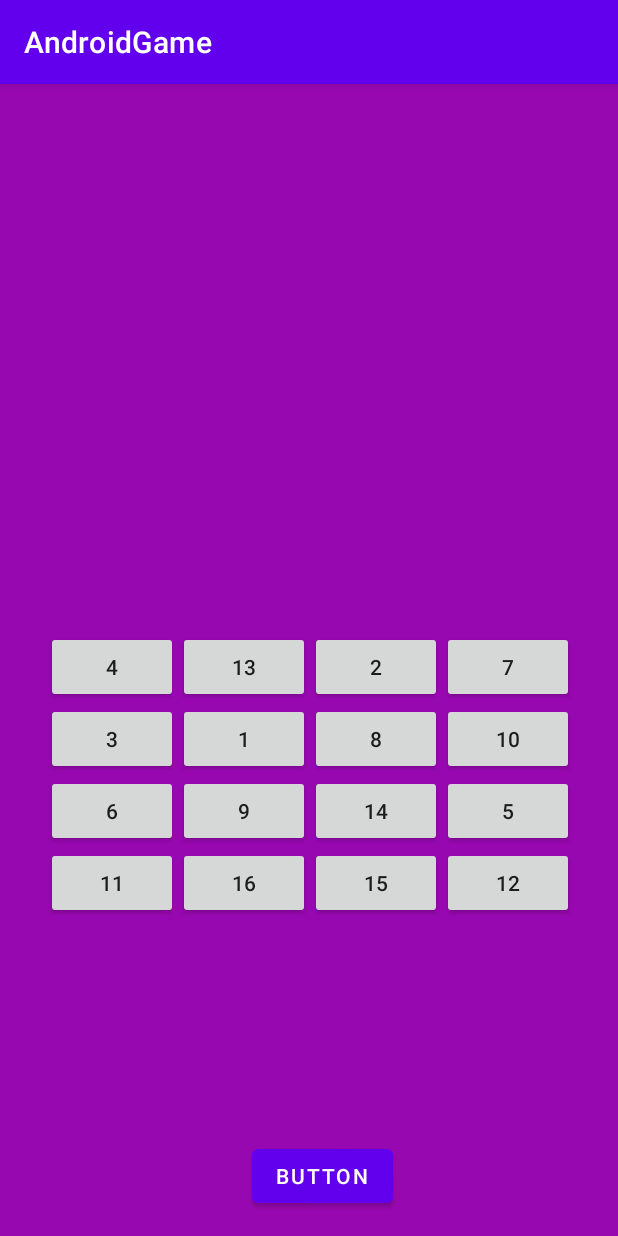
After one commit to Eg0r4ik77/Brain-Dash, an Android app: the SchulteTableGame screen opened directly, with no data from a screen before it, on a phone screen of 412 x 824 dp. The commit adds this screen. Run offline under Robolectric (Android 15) with nearby library versions, the phone set to English and light mode, and no system bars.

Commit message:
start working with Schulte table game

```diff
--- a/app/src/main/AndroidManifest.xml
+++ b/app/src/main/AndroidManifest.xml
@@ -10,7 +10,10 @@
         android:supportsRtl="true"
         android:theme="@style/Theme.AndroidGame" >
         <activity
-            android:name=".mainmenu.games.calculationsmodegames.calculateexpressiongame.CalculateExpressionGame"
+            android:name=".mainmenu.games.shultetablegame.SchulteTableGame"
+            android:exported="false" />
+        <activity
+            android:name=".mainmenu.games.calculateexpressiongame.CalculateExpressionGame"
             android:exported="false" />
         <activity
             android:name=".mainmenu.MainMenu"
--- a/app/src/main/java/com/example/androidgame/gamecontrollers/gamecomlicators/CalculateExpressionGameComplicator.java
+++ b/app/src/main/java/com/example/androidgame/gamecontrollers/gamecomlicators/CalculateExpressionGameComplicator.java
@@ -1,6 +1,6 @@
 package com.example.androidgame.gamecontrollers.gamecomlicators;
 
-import com.example.androidgame.mainmenu.games.calculationsmodegames.calculateexpressiongame.Expression;
+import com.example.androidgame.mainmenu.games.calculateexpressiongame.Expression;
 
 public class CalculateExpressionGameComplicator extends GameComplicator {
 
--- a/app/src/main/java/com/example/androidgame/mainmenu/games/calculationsmodegames/calculateexpressiongame/GameOverFragment.java
+++ b/app/src/main/java/com/example/androidgame/mainmenu/games/GameOverFragment.java
@@ -1,4 +1,4 @@
-package com.example.androidgame.mainmenu.games.calculationsmodegames.calculateexpressiongame;
+package com.example.androidgame.mainmenu.games;
 
 import android.content.Intent;
 import android.os.Bundle;
--- a/app/src/main/java/com/example/androidgame/mainmenu/games/calculationsmodegames/calculateexpressiongame/CalculateExpressionGame.java
+++ b/app/src/main/java/com/example/androidgame/mainmenu/games/calculateexpressiongame/CalculateExpressionGame.java
@@ -1,4 +1,4 @@
-package com.example.androidgame.mainmenu.games.calculationsmodegames.calculateexpressiongame;
+package com.example.androidgame.mainmenu.games.calculateexpressiongame;
 
 import androidx.appcompat.app.AppCompatActivity;
 import androidx.fragment.app.FragmentTransaction;
@@ -13,6 +13,7 @@ import android.widget.TextView;
 import com.example.androidgame.R;
 import com.example.androidgame.gamecontrollers.gamecomlicators.CalculateExpressionGameComplicator;
 import com.example.androidgame.gamecontrollers.Timer;
+import com.example.androidgame.mainmenu.games.GameOverFragment;
 
 public class CalculateExpressionGame extends AppCompatActivity {
 
--- a/app/src/main/java/com/example/androidgame/mainmenu/games/calculationsmodegames/calculateexpressiongame/Expression.java
+++ b/app/src/main/java/com/example/androidgame/mainmenu/games/calculateexpressiongame/Expression.java
@@ -1,4 +1,4 @@
-package com.example.androidgame.mainmenu.games.calculationsmodegames.calculateexpressiongame;
+package com.example.androidgame.mainmenu.games.calculateexpressiongame;
 
 import java.util.HashMap;
 import java.util.Map;
--- a/app/src/main/java/com/example/androidgame/mainmenu/games/calculationsmodegames/calculateexpressiongame/Operand.java
+++ b/app/src/main/java/com/example/androidgame/mainmenu/games/calculateexpressiongame/Operand.java
@@ -1,4 +1,4 @@
-package com.example.androidgame.mainmenu.games.calculationsmodegames.calculateexpressiongame;
+package com.example.androidgame.mainmenu.games.calculateexpressiongame;
 
 public class Operand {
 
--- /dev/null
+++ b/app/src/main/java/com/example/androidgame/mainmenu/games/calculateexpressiongame/Operation.java
@@ -0,0 +1,6 @@
+package com.example.androidgame.mainmenu.games.calculateexpressiongame;
+
+public enum Operation {
+    ADDITION,
+    SUBTRACTION
+}
--- a/app/src/main/java/com/example/androidgame/mainmenu/games/calculationsmodegames/calculateexpressiongame/Operation.java
+++ /dev/null
@@ -1,6 +0,0 @@
-package com.example.androidgame.mainmenu.games.calculationsmodegames.calculateexpressiongame;
-
-public enum Operation {
-    ADDITION,
-    SUBTRACTION
-}
--- /dev/null
+++ b/app/src/main/java/com/example/androidgame/mainmenu/games/shultetablegame/SchulteTable.java
@@ -0,0 +1,46 @@
+package com.example.androidgame.mainmenu.games.shultetablegame;
+
+import android.text.Layout;
+import android.util.Log;
+import android.widget.Button;
+import android.widget.FrameLayout;
+import android.widget.LinearLayout;
+import android.widget.TableLayout;
+import android.widget.TableRow;
+
+import androidx.constraintlayout.widget.ConstraintLayout;
+
+import java.util.ArrayList;
+import java.util.Collections;
+import java.util.List;
+import java.util.Random;
+
+public class SchulteTable {
+
+    private Button[][] table;
+
+    private int size;
+
+    public void generate(TableLayout layout){
+        size = (int)(Math.random()*2+2.9);
+        int number = 0;
+        table = new Button[size][size];
+
+        List<Integer> solution = new ArrayList<>();
+        for (int i = 1; i <= size*size; i++) {
+            solution.add(i);
+        }
+        Collections.shuffle(solution);
+
+        for (int i=0; i < size; i++) {
+            TableRow row = new TableRow(layout.getContext());
+            for (int j=0; j < size; j++) {
+                table[i][j] = new Button(layout.getContext());
+
+                table[i][j].setText(String.valueOf(solution.get(number++)));
+                row.addView(table[i][j]);
+            }
+            layout.addView(row);
+        }
+    }
+}
--- /dev/null
+++ b/app/src/main/java/com/example/androidgame/mainmenu/games/shultetablegame/SchulteTableGame.java
@@ -0,0 +1,37 @@
+package com.example.androidgame.mainmenu.games.shultetablegame;
+
+import androidx.appcompat.app.AppCompatActivity;
+import androidx.constraintlayout.widget.ConstraintLayout;
+
+import com.example.androidgame.R;
+import com.google.android.material.tabs.TabLayout;
+
+import android.content.Intent;
+import android.os.Bundle;
+import android.widget.Button;
+import android.widget.TableLayout;
+
+public class SchulteTableGame extends AppCompatActivity {
+
+    SchulteTable schulteTable = new SchulteTable();
+    TableLayout tableLayout;
+
+    Button button;
+
+
+    @Override
+    protected void onCreate(Bundle savedInstanceState) {
+        super.onCreate(savedInstanceState);
+        setContentView(R.layout.activity_schulte_table_game);
+
+        button = findViewById(R.id.generate_schulte_table);
+        button.setOnClickListener(v -> {
+
+            startActivity(new Intent(getBaseContext(), SchulteTableGame.class));
+
+        });
+
+        tableLayout = findViewById(R.id.schulte_table_place);
+        schulteTable.generate(tableLayout);
+    }
+}
--- a/app/src/main/res/layout/activity_calculate_expression_game.xml
+++ b/app/src/main/res/layout/activity_calculate_expression_game.xml
@@ -4,7 +4,7 @@
     xmlns:tools="http://schemas.android.com/tools"
     android:layout_width="match_parent"
     android:layout_height="match_parent"
-    tools:context=".mainmenu.games.calculationsmodegames.calculateexpressiongame.CalculateExpressionGame"
+    tools:context=".mainmenu.games.calculateexpressiongame.CalculateExpressionGame"
     android:background="@color/purple">
 
     <LinearLayout
--- /dev/null
+++ b/app/src/main/res/layout/activity_schulte_table_game.xml
@@ -0,0 +1,31 @@
+<?xml version="1.0" encoding="utf-8"?>
+<androidx.constraintlayout.widget.ConstraintLayout xmlns:android="http://schemas.android.com/apk/res/android"
+    xmlns:app="http://schemas.android.com/apk/res-auto"
+    xmlns:tools="http://schemas.android.com/tools"
+    android:layout_width="match_parent"
+    android:layout_height="match_parent"
+    android:background="@color/purple"
+    tools:context=".mainmenu.games.shultetablegame.SchulteTableGame">
+
+    <TableLayout
+        android:id="@+id/schulte_table_place"
+        android:layout_width="wrap_content"
+        android:layout_height="259dp"
+        android:layout_marginStart="74dp"
+        android:layout_marginEnd="74dp"
+        android:layout_marginBottom="144dp"
+        app:layout_constraintBottom_toBottomOf="parent"
+        app:layout_constraintEnd_toEndOf="parent"
+        app:layout_constraintHorizontal_bias="0.498"
+        app:layout_constraintStart_toStartOf="parent" />
+
+    <Button
+        android:id="@+id/generate_schulte_table"
+        android:layout_width="wrap_content"
+        android:layout_height="wrap_content"
+        android:layout_marginEnd="150dp"
+        android:layout_marginBottom="16dp"
+        android:text="Button"
+        app:layout_constraintBottom_toBottomOf="parent"
+        app:layout_constraintEnd_toEndOf="parent" />
+</androidx.constraintlayout.widget.ConstraintLayout>
--- a/app/src/main/res/layout/fragment_game_over.xml
+++ b/app/src/main/res/layout/fragment_game_over.xml
@@ -5,7 +5,7 @@
     android:layout_width="match_parent"
     android:layout_height="match_parent"
     android:background="@color/white"
-    tools:context=".mainmenu.games.calculationsmodegames.calculateexpressiongame.GameOverFragment">
+    tools:context=".mainmenu.games.GameOverFragment">
 
     <androidx.constraintlayout.widget.ConstraintLayout
         android:layout_width="match_parent"
--- a/app/src/main/res/values/strings.xml
+++ b/app/src/main/res/values/strings.xml
@@ -27,4 +27,6 @@
     <string name="hello_blank_fragment">Hello blank fragment</string>
     <string name="restart">попробовать снова</string>
     <string name="to_menu">в меню</string>
+    <string name="game_3_description">Решите как можно больше примеров за 60 секунд</string>
+    <string name="game_1_description">Найдите все числа в порядке возрастания. Решите задачу как можно большее количество раз</string>
 </resources>
```
Also changed, not shown: app/src/main/java/com/example/androidgame/mainmenu/GameDescriptionFragment.java (+18 -5 lines), app/src/main/java/com/example/androidgame/mainmenu/GamesMenuFragment.java (+14 -0 lines), app/src/main/res/layout/fragment_game_description.xml (+12 -11 lines).
